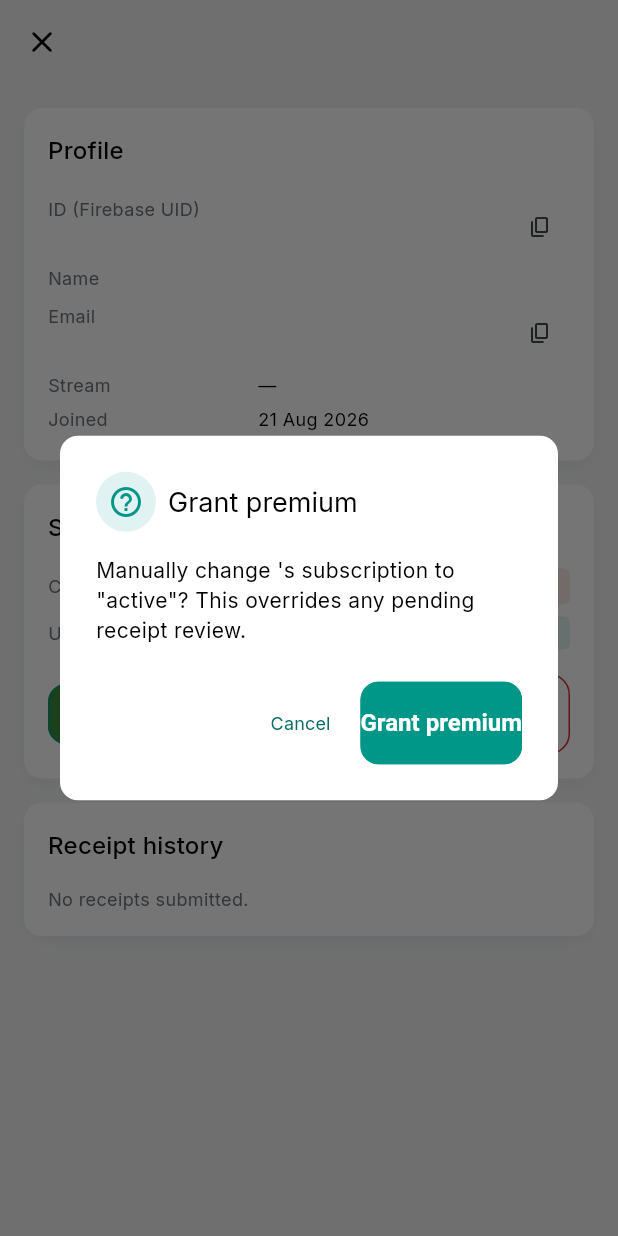
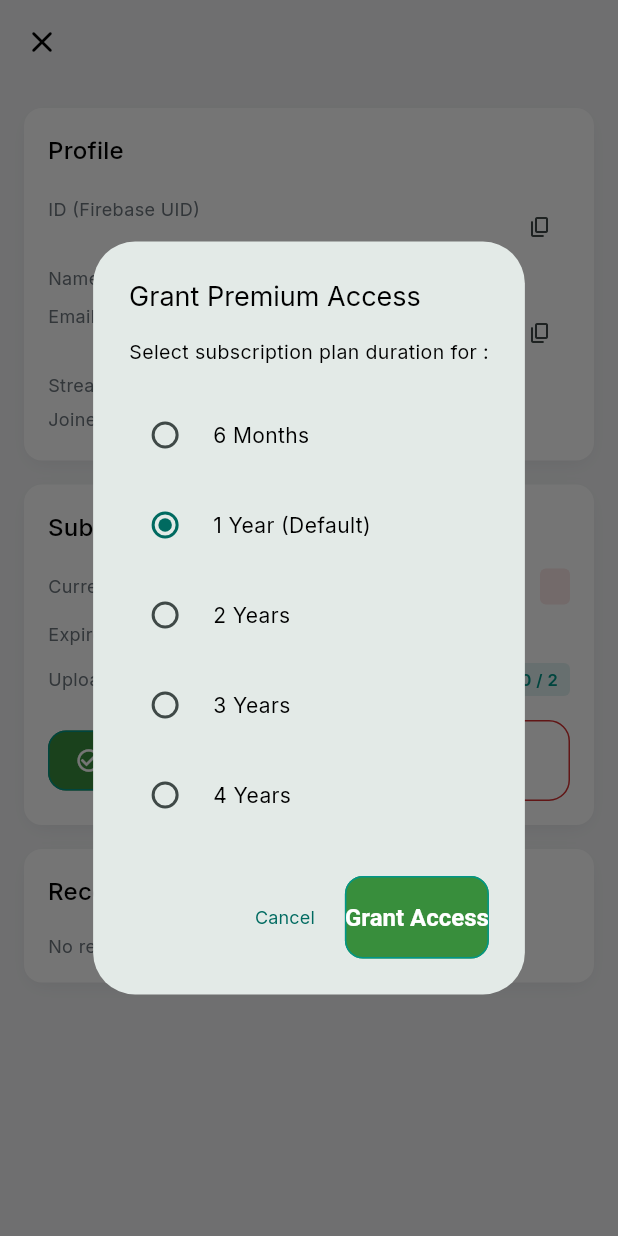
Before and after one commit to Abrom-code/m_admin, a Flutter app: the UserDetailScreen screen opened directly with empty values, after a tap on "Grant premium", on a phone screen of 412 x 824 dp. Run offline on Flutter 3.47's test engine with Material 3 defaults, Android fonts, the phone set to English and light mode, and no system bars; our stand-ins replace connectivity_plus, flutter_dotenv, flutter_local_notifications, fluttertoast, get, get_storage and 3 more; accounts and stored records are empty; network calls fail.

Commit message:
feat(subscription): add plan display in payment detail and manual plan picker on user detail
- PaymentsController: pass plan details to repo approve and sync user state
- PaymentDetailScreen: display submitted Plan and Amount, show plan in approve confirmation dialog
- UsersController: support plan and expiry in manual subscription update and Realtime stream
- UserDetailScreen: display Plan, Expiration date, remaining days, and EXPIRED badge; add plan duration picker dialog on Grant premium

```diff
--- a/lib/features/payments/controllers/payments_controller.dart
+++ b/lib/features/payments/controllers/payments_controller.dart
@@ -103,7 +103,6 @@ class PaymentsController extends GetxController {
             counts['pending'] ?? 0;
       }
     } catch (_) {
-      // Counts are decoration; a failure here must not blank the queue.
     }
   }
 
@@ -159,10 +158,6 @@ class PaymentsController extends GetxController {
   // ── Actions ──────────────────────────────────────────────────────
 
   /// Approves a receipt and notifies the student.
-  ///
-  /// Returns true when the database write succeeded — a failed push is
-  /// reported but does not make this false, because the payment IS approved
-  /// and the student's app will pick it up over Realtime.
   Future<bool> approve(PaymentReview review, {num? amount}) async {
     if (isActing(review.id)) return false;
 
@@ -175,6 +170,8 @@ class PaymentsController extends GetxController {
         userId: review.userId,
         adminUid: _session.adminUid,
         amount: amount ?? review.amount,
+        planKey: review.planKey,
+        planDurationMonths: review.planDurationMonths,
       );
 
       _applyLocal(
@@ -188,11 +185,11 @@ class PaymentsController extends GetxController {
       );
 
       // Keep the Users screen in sync without requiring a full reload.
-      _syncUsersController(review.userId, 'active');
+      _syncUsersController(review.userId, 'active', plan: review.planKey);
 
       SnackbarHelper.success(
         'Payment approved',
-        '${review.displayName} now has premium access.',
+        '${review.displayName} now has ${review.planLabel} premium access.',
       );
 
       await _notify(review.userId, 'active');
@@ -201,7 +198,6 @@ class PaymentsController extends GetxController {
       return true;
     } catch (e) {
       AppExceptionHandler.handleResponse(e);
-      // The row may have been actioned by someone else — resync.
       await refreshAll();
       return false;
     } finally {
@@ -248,9 +244,6 @@ class PaymentsController extends GetxController {
         '${review.displayName} has been notified.',
       );
 
-      // 'rejected' here is the PUSH COPY only — the edge function has wording
-      // for it. The user's stored status was set to 'inactive' by the RPC,
-      // because UserModel cannot represent 'rejected'.
       await _notify(review.userId, 'rejected', reason: trimmed);
       await refreshCounts();
       _refreshDashboard();
@@ -273,28 +266,33 @@ class PaymentsController extends GetxController {
         reason: reason,
       );
     } catch (_) {
-      // Push is best-effort. The payment is already committed, so a failed
-      // notification must not surface an error to the admin.
     }
   }
 
   /// Propagates a subscription status change to [UsersController] if it is
   /// alive, so the Users screen stays consistent without a full reload.
-  void _syncUsersController(String userId, String status) {
+  void _syncUsersController(
+    String userId,
+    String status, {
+    String? plan,
+    DateTime? expiresAt,
+  }) {
     if (Get.isRegistered<UsersController>()) {
-      UsersController.instance.applyLocalStatusUpdate(userId, status);
+      UsersController.instance.applyLocalStatusUpdate(
+        userId,
+        status,
+        plan: plan,
+        expiresAt: expiresAt,
+      );
     }
   }
 
-  /// Triggers a silent dashboard reload so subscription funnel and revenue
-  /// stats reflect the just-approved/rejected payment.
   void _refreshDashboard() {
     if (Get.isRegistered<DashboardController>()) {
       DashboardController.instance.load();
     }
   }
 
-  /// Replaces a row in place, or drops it when it no longer matches the tab.
   void _applyLocal(PaymentReview updated) {
     final index = rows.indexWhere((r) => r.id == updated.id);
     if (index == -1) return;
@@ -305,9 +303,6 @@ class PaymentsController extends GetxController {
       rows[index] = updated;
     }
 
-    // If the same user has other rows visible (multiple submissions), patch
-    // their subscriptionStatus so the displayed badge stays accurate without
-    // a full reload.
     for (var i = 0; i < rows.length; i++) {
       if (rows[i].userId == updated.userId && rows[i].id != updated.id) {
         rows[i] = rows[i].copyWith(subscriptionStatus: updated.subscriptionStatus);
@@ -317,8 +312,6 @@ class PaymentsController extends GetxController {
     rows.refresh();
   }
 
-  /// The next pending item after [current], so a reviewer can work the queue
-  /// without returning to the list.
   PaymentReview? nextPendingAfter(PaymentReview current) {
     final pending = rows.where((r) => r.isPending).toList();
     if (pending.isEmpty) return null;
@@ -339,7 +332,6 @@ class PaymentsController extends GetxController {
 
   // ── Realtime ─────────────────────────────────────────────────────
 
-  /// New submissions appear without a refresh, and the sidebar badge moves.
   void _subscribeRealtime() {
     try {
       _channel = Supabase.instance.client
@@ -353,15 +345,12 @@ class PaymentsController extends GetxController {
               if (activeTab.value == 'pending' || activeTab.value == 'all') {
                 if (page.value == 0) loadQueue();
               }
-              // newRecord may be empty if REPLICA IDENTITY is not FULL —
-              // extract what we can, but always fire the notification.
               final method =
                   payload.newRecord['payment_method']?.toString() ?? '';
               _notifyNewPayment(method);
             },
           )
           .subscribe((status, [error]) {
-            // Log subscription state changes so problems are visible in debug.
             if (error != null) {
               debugPrint('[PaymentsController] Realtime error: $error');
             }
@@ -372,16 +361,12 @@ class PaymentsController extends GetxController {
     }
   }
 
-  /// Fires a local OS notification and an in-app snackbar when a new payment
-  /// receipt INSERT arrives over Realtime.
   void _notifyNewPayment(String paymentMethod) {
-    // OS heads-up banner.
     if (Get.isRegistered<AdminNotificationService>()) {
       AdminNotificationService.instance
           .newPendingPayment(paymentMethod: paymentMethod);
     }
 
-    // In-app snackbar as a secondary nudge when the app is foregrounded.
     final label = paymentMethod.isEmpty
         ? 'New payment'
         : '${paymentMethod[0].toUpperCase()}${paymentMethod.substring(1)} payment';
--- a/lib/features/payments/screens/payment_detail_screen.dart
+++ b/lib/features/payments/screens/payment_detail_screen.dart
@@ -15,9 +15,6 @@ import 'package:m_admin/utils/constants/sizes.dart';
 import 'package:m_admin/utils/helpers/helper_functions.dart';
 
 /// Full review surface for a single receipt.
-///
-/// Keyboard shortcuts let a reviewer work a queue without reaching for the
-/// mouse: `A` approve, `R` reject, `J`/`K` next/previous.
 class PaymentDetailScreen extends StatefulWidget {
   const PaymentDetailScreen({
     super.key,
@@ -121,8 +118,6 @@ class _PaymentDetailScreenState extends State<PaymentDetailScreen> {
     );
   }
 
-  // ── Keyboard ──────────────────────────────────────────────────────
-
   KeyEventResult _handleKey(FocusNode node, KeyEvent event) {
     if (event is! KeyDownEvent) return KeyEventResult.ignored;
 
@@ -150,8 +145,6 @@ class _PaymentDetailScreenState extends State<PaymentDetailScreen> {
     setState(() => _review = next);
   }
 
-  // ── Actions ───────────────────────────────────────────────────────
-
   Future<void> _approve() async {
     if (_controller.isActing(_review.id)) return;
 
@@ -160,11 +153,12 @@ class _PaymentDetailScreenState extends State<PaymentDetailScreen> {
     final confirmed = await AppDialogBoxes.confirm(
       title: 'Approve payment',
       message:
-          'Grant premium access to ${_review.displayName} '
+          'Grant ${_review.planLabel} premium access to ${_review.displayName} '
           '(${_review.userEmail})?',
       confirmLabel: 'Approve',
       detail: _ConfirmDetail(
         rows: {
+          'Plan': _review.planLabel,
           'Amount': '$amount ${_review.currency}',
           'Method': PaymentMethodInfo.labelOf(_review.paymentMethod),
           'Current status': _review.subscriptionStatus,
@@ -192,8 +186,6 @@ class _PaymentDetailScreenState extends State<PaymentDetailScreen> {
     if (ok) _advance();
   }
 
-  /// Moves to the next pending item so the queue can be worked end to end.
-  /// When nothing is left, closes the sheet.
   void _advance() {
     final next = _controller.nextPendingAfter(_review);
 
@@ -264,6 +256,13 @@ class _DetailPane extends StatelessWidget {
           child: Column(
             crossAxisAlignment: CrossAxisAlignment.start,
             children: [
+              _KeyValue(label: 'Plan', value: review.planLabel),
+              _KeyValue(
+                label: 'Amount',
+                value: review.amount != null
+                    ? '${review.amount} ${review.currency}'
+                    : '—',
+              ),
               _KeyValue(
                 label: 'Method',
                 value: PaymentMethodInfo.labelOf(review.paymentMethod),
--- a/lib/features/users/controllers/users_controller.dart
+++ b/lib/features/users/controllers/users_controller.dart
@@ -130,6 +130,8 @@ class UsersController extends GetxController {
   Future<void> setSubscription(
     AdminUserModel user,
     String status, {
+    String? plan,
+    DateTime? expiresAt,
     String? reason,
   }) async {
     if (isActing(user.id)) return;
@@ -142,14 +144,21 @@ class UsersController extends GetxController {
         user.id,
         status,
         _session.adminUid,
+        plan: plan,
+        expiresAt: expiresAt,
       );
 
       // Update the in-memory row so the list reflects the change immediately.
-      applyLocalStatusUpdate(user.id, status);
+      applyLocalStatusUpdate(
+        user.id,
+        status,
+        plan: plan,
+        expiresAt: expiresAt,
+      );
 
       SnackbarHelper.success(
         'Updated',
-        '${user.displayName} is now $status.',
+        ' is now .',
       );
       await refreshCounts();
 
@@ -184,7 +193,7 @@ class UsersController extends GetxController {
 
       SnackbarHelper.success(
         'Upload Limit Updated',
-        '${user.displayName}\'s upload attempts set to $count.',
+        '\'s upload attempts set to .',
       );
     } catch (e) {
       AppExceptionHandler.handleResponse(e);
@@ -195,12 +204,20 @@ class UsersController extends GetxController {
   }
 
   /// Updates a user's subscription status in the in-memory list without a
-  /// network round-trip. Called by [PaymentsController] after approve/reject
-  /// so the Users screen stays in sync without a full reload.
-  void applyLocalStatusUpdate(String userId, String status) {
+  /// network round-trip.
+  void applyLocalStatusUpdate(
+    String userId,
+    String status, {
+    String? plan,
+    DateTime? expiresAt,
+  }) {
     final idx = rows.indexWhere((r) => r.id == userId);
     if (idx == -1) return;
-    rows[idx] = rows[idx].copyWith(subscriptionStatus: status);
+    rows[idx] = rows[idx].copyWith(
+      subscriptionStatus: status,
+      subscriptionPlan: status == 'inactive' ? null : (plan ?? rows[idx].subscriptionPlan),
+      subscriptionExpiresAt: status == 'inactive' ? null : (expiresAt ?? rows[idx].subscriptionExpiresAt),
+    );
     rows.refresh();
   }
 
@@ -213,9 +230,6 @@ class UsersController extends GetxController {
 
   // ── Realtime ────────────────────────────────────────────────────────
 
-  /// Listen for UPDATE events on `users` so subscription_status changes made
-  /// by payments (or another admin session) propagate to this screen without
-  /// a manual refresh.
   void _subscribeRealtime() {
     try {
       _channel = Supabase.instance.client
@@ -231,22 +245,26 @@ class UsersController extends GetxController {
               final newStatus = newRow['subscription_status']?.toString();
               final uploadCount =
                   (newRow['receipt_upload_count'] as num?)?.toInt();
+              final plan = newRow['subscription_plan']?.toString();
+              final expiry = newRow['subscription_expires_at'] != null
+                  ? DateTime.tryParse(newRow['subscription_expires_at'].toString())
+                  : null;
 
               final idx = rows.indexWhere((r) => r.id == userId);
               if (idx != -1) {
                 rows[idx] = rows[idx].copyWith(
                   subscriptionStatus: newStatus ?? rows[idx].subscriptionStatus,
                   receiptUploadCount: uploadCount ?? rows[idx].receiptUploadCount,
+                  subscriptionPlan: plan ?? rows[idx].subscriptionPlan,
+                  subscriptionExpiresAt: expiry ?? rows[idx].subscriptionExpiresAt,
                 );
                 rows.refresh();
               }
-              // Also keep counts accurate.
               refreshCounts();
             },
           )
           .subscribe();
     } catch (_) {
-      // Realtime is an enhancement — a failure here must not break the screen.
     }
   }
 }
--- a/lib/features/users/screens/user_detail_screen.dart
+++ b/lib/features/users/screens/user_detail_screen.dart
@@ -41,9 +41,6 @@ class _UserDetailScreenState extends State<UserDetailScreen> {
     }
   }
 
-  /// Returns the freshest copy of this user: from the controller's live list
-  /// if present (so status changes propagate), otherwise falls back to the
-  /// widget argument.
   AdminUserModel get _liveUser {
     if (!Get.isRegistered<UsersController>()) return widget.user;
     final controller = UsersController.instance;
@@ -51,24 +48,115 @@ class _UserDetailScreenState extends State<UserDetailScreen> {
     return idx != -1 ? controller.rows[idx] : widget.user;
   }
 
+  Future<void> _grantPremiumWithPlan(AdminUserModel user) async {
+    const plans = [
+      {'key': '6_months', 'label': '6 Months', 'months': 6},
+      {'key': '1_year', 'label': '1 Year (Default)', 'months': 12},
+      {'key': '2_years', 'label': '2 Years', 'months': 24},
+      {'key': '3_years', 'label': '3 Years', 'months': 36},
+      {'key': '4_years', 'label': '4 Years', 'months': 48},
+    ];
+
+    String selectedPlanKey = '1_year';
+    int selectedMonths = 12;
+
+    final confirmed = await showDialog<bool>(
+      context: context,
+      builder: (ctx) {
+        return StatefulBuilder(
+          builder: (context, setDialogState) {
+            return AlertDialog(
+              title: const Text('Grant Premium Access'),
+              content: Column(
+                mainAxisSize: MainAxisSize.min,
+                crossAxisAlignment: CrossAxisAlignment.start,
+                children: [
+                  Text(
+                    'Select subscription plan duration for ${user.displayName}:',
+                    style: const TextStyle(fontSize: 13),
+                  ),
+                  const SizedBox(height: 16),
+                  for (final p in plans)
+                    InkWell(
+                      onTap: () {
+                        setDialogState(() {
+                          selectedPlanKey = p['key'] as String;
+                          selectedMonths = p['months'] as int;
+                        });
+                      },
+                      child: Padding(
+                        padding: const EdgeInsets.symmetric(vertical: 6),
+                        child: Row(
+                          children: [
+                            Radio<String>(
+                              value: p['key'] as String,
+                              groupValue: selectedPlanKey,
+                              onChanged: (val) {
+                                if (val != null) {
+                                  setDialogState(() {
+                                    selectedPlanKey = val;
+                                    selectedMonths = p['months'] as int;
+                                  });
+                                }
+                              },
+                            ),
+                            const SizedBox(width: 8),
+                            Text(p['label'] as String),
+                          ],
+                        ),
+                      ),
+                    ),
+                ],
+              ),
+              actions: [
+                TextButton(
+                  onPressed: () => Navigator.of(ctx).pop(false),
+                  child: const Text('Cancel'),
+                ),
+                ElevatedButton(
+                  style: ElevatedButton.styleFrom(
+                    backgroundColor: AppColors.success,
+                  ),
+                  onPressed: () => Navigator.of(ctx).pop(true),
+                  child: const Text('Grant Access'),
+                ),
+              ],
+            );
+          },
+        );
+      },
+    );
+
+    if (confirmed != true) return;
+
+    final now = DateTime.now();
+    final expiry = DateTime(now.year, now.month + selectedMonths, now.day);
+
+    await UsersController.instance.setSubscription(
+      user,
+      'active',
+      plan: selectedPlanKey,
+      expiresAt: expiry,
+    );
+  }
+
   Future<void> _setStatus(String status) async {
     final user = _liveUser;
-    final verb = switch (status) {
-      'active' => 'Grant premium',
-      'inactive' => 'Revoke premium',
-      _ => 'Set $status',
-    };
 
-    // For revoke, show a dialog with an optional reason text field.
+    if (status == 'active') {
+      await _grantPremiumWithPlan(user);
+      return;
+    }
+
     if (status == 'inactive') {
       final result = await AppDialogBoxes.confirmWithReason(
-        title: verb,
-        message: 'Manually change ${user.displayName}\'s subscription '
-            'to "$status"? This overrides any pending receipt review.',
-        confirmLabel: verb,
+        title: 'Revoke premium',
+        message: 'Manually revoke premium access for ${user.displayName}? '
+            'This will deactivate their subscription.',
+        confirmLabel: 'Revoke premium',
         reasonHint: 'Reason for revoking (included in notification)',
       );
-      if (result == null) return; // cancelled
+      if (result == null) return;
 
       await UsersController.instance
           .setSubscription(user, status, reason: result);
@@ -76,10 +164,9 @@ class _UserDetailScreenState extends State<UserDetailScreen> {
     }
 
     final confirmed = await AppDialogBoxes.confirm(
-      title: verb,
-      message: 'Manually change ${user.displayName}\'s subscription '
-          'to "$status"? This overrides any pending receipt review.',
-      confirmLabel: verb,
+      title: 'Set $status',
+      message: 'Change ${user.displayName}\'s subscription to "$status"?',
+      confirmLabel: 'Confirm',
       isDestructive: false,
     );
     if (!confirmed) return;
@@ -102,8 +189,6 @@ class _UserDetailScreenState extends State<UserDetailScreen> {
 
   @override
   Widget build(BuildContext context) {
-    // Obx re-renders whenever UsersController.rows changes, so the status
-    // pill and action buttons stay accurate after any external update.
     return Obx(() {
       final user = _liveUser;
       return _buildScaffold(context, user);
@@ -157,6 +242,27 @@ class _UserDetailScreenState extends State<UserDetailScreen> {
                         ),
                       ),
                       const Spacer(),
+                      if (user.isExpired)
+                        Container(
+                          margin: const EdgeInsets.only(right: 6),
+                          padding: const EdgeInsets.symmetric(
+                            horizontal: 6,
+                            vertical: 3,
+                          ),
+                          decoration: BoxDecoration(
+                            color: AppColors.error.withValues(alpha: 0.15),
+                            borderRadius:
+                                BorderRadius.circular(AppSizes.borderRadiusSm),
+                          ),
+                          child: const Text(
+                            'EXPIRED',
+                            style: TextStyle(
+                              fontSize: 10,
+                              fontWeight: FontWeight.w700,
+                              color: AppColors.error,
+                            ),
+                          ),
+                        ),
                       Container(
                         padding: const EdgeInsets.symmetric(
                           horizontal: 10,
@@ -181,6 +287,18 @@ class _UserDetailScreenState extends State<UserDetailScreen> {
                       ),
                     ],
                   ),
+                  if (user.subscriptionPlan != null &&
+                      user.subscriptionPlan!.isNotEmpty) ...[
+                    const SizedBox(height: AppSizes.sm),
+                    _Row('Plan', user.planLabel),
+                  ],
+                  if (user.subscriptionExpiresAt != null) ...[
+                    const SizedBox(height: AppSizes.sm),
+                    _Row(
+                      'Expires',
+                      '${DateFormat('d MMM yyyy').format(user.subscriptionExpiresAt!)} (${user.remainingDaysText})',
+                    ),
+                  ],
                   const SizedBox(height: AppSizes.sm),
                   Row(
                     children: [
@@ -385,6 +503,15 @@ class _ReceiptRow extends StatelessWidget {
   Widget build(BuildContext context) {
     final status = data['status']?.toString() ?? '';
     final method = data['payment_method']?.toString() ?? '';
+    final planKey = data['plan_key']?.toString();
+    final planLabel = switch (planKey) {
+      '6_months' => '6 Months',
+      '1_year' => '1 Year',
+      '2_years' => '2 Years',
+      '3_years' => '3 Years',
+      '4_years' => '4 Years',
+      _ => planKey ?? '',
+    };
     final date = data['created_at'] == null
         ? '—'
         : DateFormat('d MMM yyyy').format(
@@ -420,7 +547,9 @@ class _ReceiptRow extends StatelessWidget {
                     ),
                     const SizedBox(width: AppSizes.sm),
                     Text(
-                      method.isEmpty ? '' : '· $method',
+                      method.isEmpty
+                          ? ''
+                          : '· $method${planLabel.isNotEmpty ? ' ($planLabel)' : ''}',
                       style: const TextStyle(
                         fontSize: 11,
                         color: AppColors.textSecondary,
```
